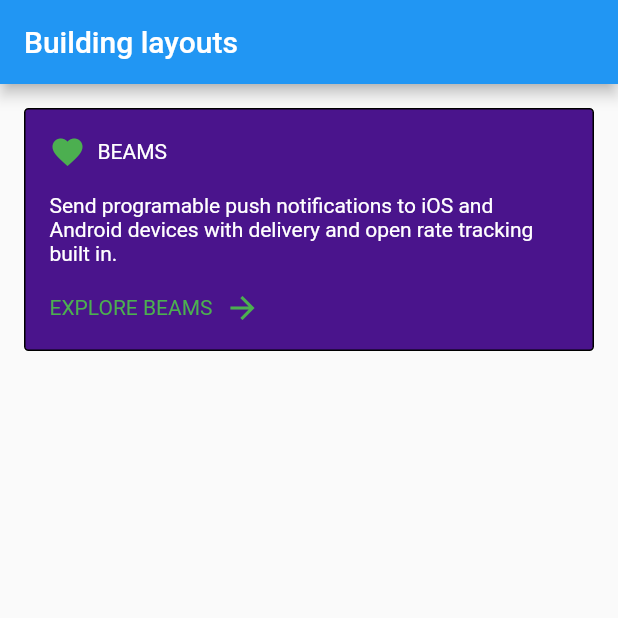
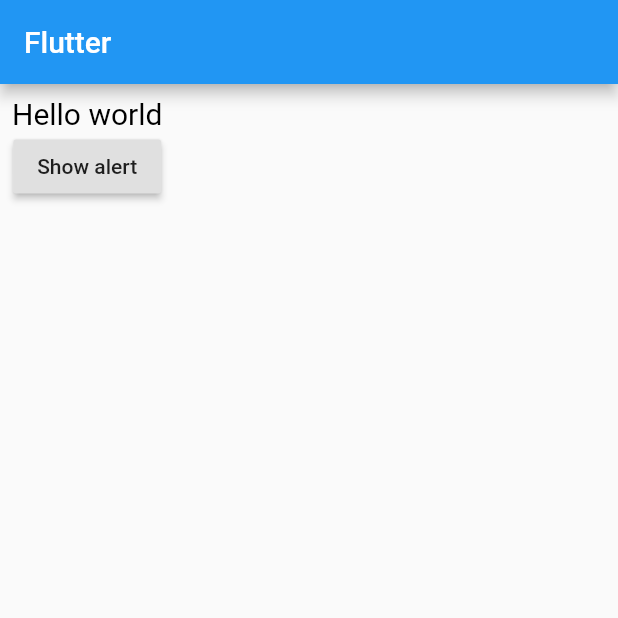
Before and after one commit to camposFabio/flutter_widgets, a Flutter app: the screen it shows after launch, on a phone screen of 412 x 824 dp, the top half of it. Run offline on Flutter 3.47's test engine with Material 2 defaults, Android fonts, the phone set to English and light mode, and no system bars.

```diff
--- a/lib/main.dart
+++ b/lib/main.dart
@@ -1,98 +1,108 @@
+import 'dart:math';
+
 import 'package:flutter/material.dart';
-import 'package:flutter/rendering.dart';
 
-// entry point for the app,
-// the => operator is shorthand for {} when there is only one line of code
-void main() {
-  debugPaintSizeEnabled = true; //         <--- enable visual rendering
-  runApp(MyApp());
-}
+void main() => runApp(MyApp());
 
-// the root widget of our application
 class MyApp extends StatelessWidget {
   @override
   Widget build(BuildContext context) {
     return MaterialApp(
+      title: 'Flutter',
       home: Scaffold(
         appBar: AppBar(
-          title: Text("Building layouts"),
+          title: Text('Flutter'),
         ),
-        body: myLayoutWidget(),
+        body: MyLayout(),
       ),
     );
   }
 }
 
-// replace this method with code in the examples below
-Widget myLayoutWidget() {
-  // wrap everything in a purple container
-  return Container(
-    margin: EdgeInsets.all(16),
-    padding: EdgeInsets.all(16),
-    decoration: BoxDecoration(
-      color: Colors.purple[900],
-      border: Border.all(),
-      borderRadius: BorderRadius.all(
-        Radius.circular(3.0),
-      ),
-    ),
+class MyLayout extends StatefulWidget {
+  @override
+  _MyLayoutState createState() => _MyLayoutState();
+}
 
-    // column of three rows
-    child: Column(
-      // this makes the column height hug its content
-      mainAxisSize: MainAxisSize.min,
-      children: [
-        // first row
-        Row(
-          children: [
-            Padding(
-              padding: EdgeInsets.only(right: 8.0),
-              child: Icon(
-                Icons.favorite,
-                color: Colors.green,
+class _MyLayoutState extends State<MyLayout> {
+  Color _color = Colors.black;
+
+  @override
+  Widget build(BuildContext context) {
+    return Padding(
+      padding: const EdgeInsets.all(8.0),
+      child: Column(
+        children: <Widget>[
+          GestureDetector(
+            child: Text(
+              'Hello world',
+              style: TextStyle(
+                fontSize: 20,
+                color: _color,
               ),
             ),
-            Text(
-              'BEAMS',
-              style: TextStyle(
-                color: Colors.white,
-              ),
-            )
-          ],
-        ),
-        Padding(
-          padding: const EdgeInsets.symmetric(
-            vertical: 16,
-            horizontal: 0,
+            onTap: () {
+              _mudaCor();
+            },
           ),
-          child: Text(
-            'Send programable push notifications to iOS and Android devices with delivery and open rate tracking built in.',
-            style: TextStyle(
-              color: Colors.white,
-            ),
+          RaisedButton(
+            child: Text('Show alert'),
+            onPressed: () {
+              _showAlertDialog(context);
+            },
           ),
-        ),
+        ],
+      ),
+    );
+  }
 
-        Row(
-          children: [
-            Text(
-              'EXPLORE BEAMS',
-              style: TextStyle(
-                color: Colors.green,
-              ),
-            ),
-            Padding(
-              padding: const EdgeInsets.only(
-                left: 8.0,
-              ),
-              child: Icon(
-                Icons.arrow_forward,
-                color: Colors.green,
-              ),
-            ),
-          ],
-        ),
+  void _mudaCor() {
+    setState(() {
+      // have to import 'dart:math' in order to use Random()
+      int randomHexColor = Random().nextInt(0xFFFFFF);
+      int opaqueColor = 0xFF000000 + randomHexColor;
+      _color = Color(opaqueColor);
+    });
+  }
+
+  void _showAlertDialog(BuildContext context) {
+    // set up the buttons
+    Widget remindButton = FlatButton(
+      child: Text("Remind me later"),
+      onPressed: () {},
+    );
+
+    Widget cancelButton = FlatButton(
+      child: Text("Cancel"),
+      onPressed: () {},
+    );
+
+    Widget launchButton = FlatButton(
+      child: Text("Launch missile"),
+      onPressed: null, //  () {
+      //Navigator.of(context).pop(); // dismiss dialog
+      //launchMissile();
+      //},
+    );
+
+    // set up the AlertDialog
+    AlertDialog alert = AlertDialog(
+      title: Text("Notice"),
+      content: Text(
+          "Launching this missile will destroy the entire universe. Is this what you intended to do?"),
+      actions: [
+        remindButton,
+        cancelButton,
+        launchButton,
       ],
-    ),
-  );
+    );
+
+    // show the dialog
+    showDialog(
+      context: context,
+      builder: (BuildContext context) {
+        return alert;
+      },
+    );
+  }
 }
```
